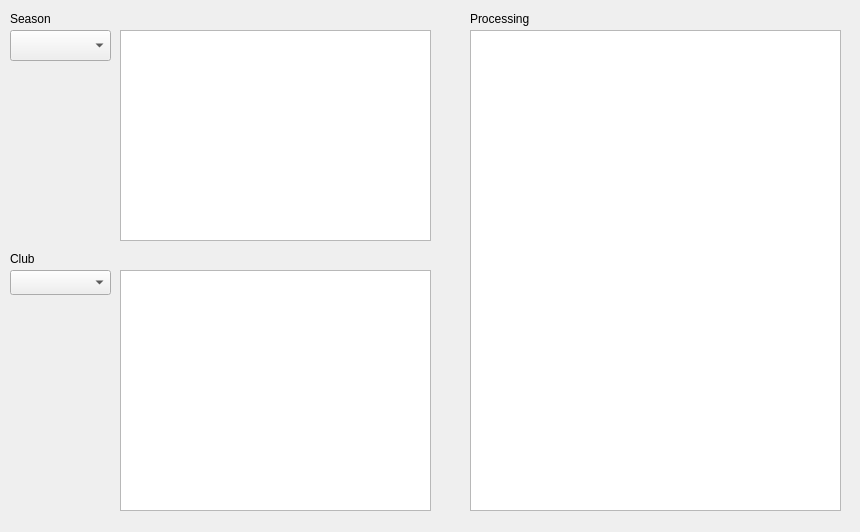
Before: the Qt Designer form mainwindow.ui in SeniorSemester1/UITPremierLeagueGUI, drawn with Qt 5.
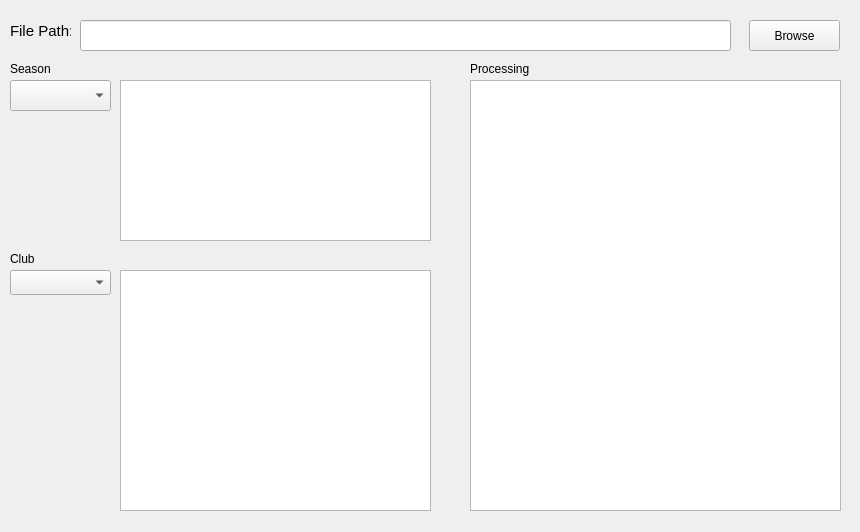
After: the same form once the commit is applied.

Commit message: Add select path file

Diff of the .ui file:
```diff
--- a/mainwindow.ui
+++ b/mainwindow.ui
@@ -18,7 +18,7 @@
     <property name="geometry">
      <rect>
       <x>10</x>
-      <y>30</y>
+      <y>80</y>
       <width>101</width>
       <height>31</height>
      </rect>
@@ -28,9 +28,9 @@
     <property name="geometry">
      <rect>
       <x>120</x>
-      <y>30</y>
+      <y>80</y>
       <width>311</width>
-      <height>211</height>
+      <height>161</height>
      </rect>
     </property>
     <property name="readOnly">
@@ -64,7 +64,7 @@
     <property name="geometry">
      <rect>
       <x>10</x>
-      <y>10</y>
+      <y>60</y>
       <width>56</width>
       <height>17</height>
      </rect>
@@ -90,7 +90,7 @@
     <property name="geometry">
      <rect>
       <x>470</x>
-      <y>10</y>
+      <y>60</y>
       <width>71</width>
       <height>17</height>
      </rect>
@@ -103,15 +103,64 @@
     <property name="geometry">
      <rect>
       <x>470</x>
-      <y>30</y>
+      <y>80</y>
       <width>371</width>
-      <height>481</height>
+      <height>431</height>
      </rect>
     </property>
     <property name="textInteractionFlags">
      <set>Qt::NoTextInteraction</set>
     </property>
    </widget>
+   <widget class="QLineEdit" name="PathLineEdit">
+    <property name="geometry">
+     <rect>
+      <x>80</x>
+      <y>20</y>
+      <width>651</width>
+      <height>31</height>
+     </rect>
+    </property>
+    <property name="font">
+     <font>
+      <pointsize>11</pointsize>
+     </font>
+    </property>
+    <property name="readOnly">
+     <bool>true</bool>
+    </property>
+   </widget>
+   <widget class="QPushButton" name="BrowseBtn">
+    <property name="geometry">
+     <rect>
+      <x>749</x>
+      <y>20</y>
+      <width>91</width>
+      <height>31</height>
+     </rect>
+    </property>
+    <property name="text">
+     <string>Browse</string>
+    </property>
+   </widget>
+   <widget class="QLabel" name="label_4">
+    <property name="geometry">
+     <rect>
+      <x>10</x>
+      <y>20</y>
+      <width>61</width>
+      <height>21</height>
+     </rect>
+    </property>
+    <property name="font">
+     <font>
+      <pointsize>11</pointsize>
+     </font>
+    </property>
+    <property name="text">
+     <string>File Path:</string>
+    </property>
+   </widget>
   </widget>
  </widget>
  <layoutdefault spacing="6" margin="11"/>
```
The commit also changes 2 other files.
